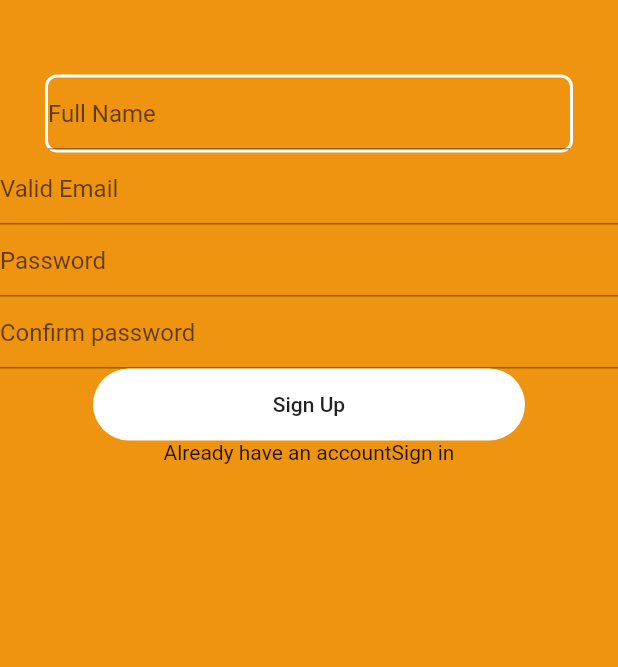
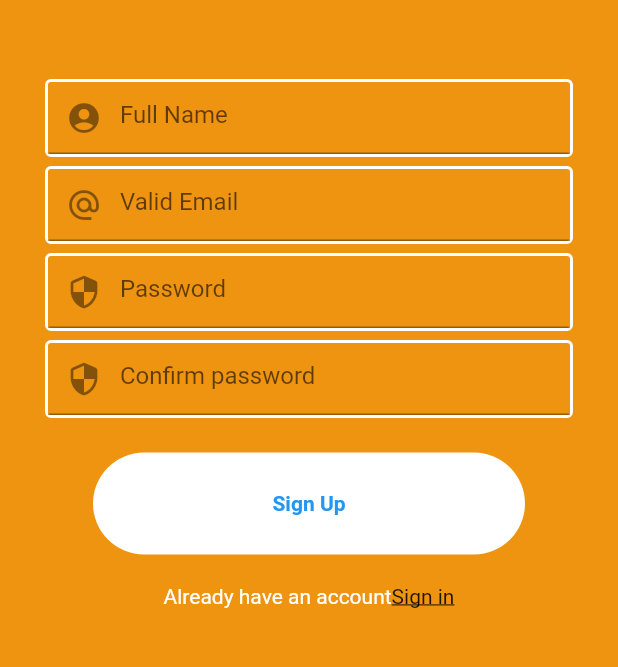
Before and after one commit to iwandepe/Design-UI-Flutter, a Flutter app: the screen it shows after launch, on a phone screen of 412 x 824 dp, the part 164-831 px from its top. Run offline on Flutter 3.47's test engine with Material 2 defaults, Android fonts, the phone set to English and light mode, and no system bars.

```diff
--- /dev/null
+++ b/lib/SignUp/content.dart
@@ -0,0 +1,36 @@
+import 'package:flutter/material.dart';
+
+class Content extends StatelessWidget {
+  final String placeholder;
+  final Icon icon;
+
+  Content(this.placeholder, this.icon);
+
+  @override
+  Widget build(BuildContext context) {
+    return Container(
+      decoration: BoxDecoration(
+        border: Border.all(
+          width: 2,
+          color: Colors.white,
+        ),
+        borderRadius: BorderRadius.all(
+          Radius.circular(4),
+        ),
+        color: Color(0x00000000),
+      ),
+      margin: EdgeInsets.only(
+        left: 30,
+        right: 30,
+        bottom: 3,
+        top: 3,
+      ),
+      child: TextFormField(
+        decoration: InputDecoration(
+          prefixIcon: icon,
+          hintText: placeholder,
+        ),
+      ),
+    );
+  }
+}
--- /dev/null
+++ b/lib/SignUp/controller.dart
@@ -0,0 +1,34 @@
+import 'package:flutter/material.dart';
+
+import './header.dart';
+import './content.dart';
+import './signin.dart';
+import './signup.dart';
+
+class SignUpPage extends StatelessWidget {
+  @override
+  Widget build(BuildContext context) {
+    return Scaffold(
+      backgroundColor: Color(0xFFee9411),
+      body: Center(
+        child: Column(
+          children: <Widget>[
+            Header('Blogging'),
+            Form(
+              child: Column(
+                children: <Widget>[
+                  Content('Full Name', Icon(Icons.account_circle)),
+                  Content('Valid Email', Icon(Icons.alternate_email)),
+                  Content('Password', Icon(Icons.security_rounded)),
+                  Content('Confirm password', Icon(Icons.security_rounded)),
+                ],
+              ),
+            ),
+            SignUpButton(),
+            SignInOption(),
+          ],
+        ),
+      ),
+    );
+  }
+}
--- /dev/null
+++ b/lib/SignUp/header.dart
@@ -0,0 +1,26 @@
+import 'package:flutter/material.dart';
+
+class Header extends StatelessWidget {
+  final String title;
+
+  Header(this.title);
+
+  @override
+  Widget build(BuildContext context) {
+    return Container(
+      decoration: BoxDecoration(
+        border: Border.all(
+          width: 50,
+          color: Color(0x00000000),
+        ),
+      ),
+      child: Text(
+        title,
+        style: TextStyle(
+          fontSize: 50.0,
+          fontWeight: FontWeight.bold,
+        ),
+      ),
+    );
+  }
+}
--- /dev/null
+++ b/lib/SignUp/signin.dart
@@ -0,0 +1,27 @@
+import 'package:flutter/material.dart';
+
+class SignInOption extends StatelessWidget {
+  @override
+  Widget build(BuildContext context) {
+    return Row(
+      mainAxisAlignment: MainAxisAlignment.center,
+      children: <Widget>[
+        Text(
+          'Already have an account',
+          style: TextStyle(
+            color: Colors.white,
+          ),
+        ),
+        InkWell(
+          child: Text(
+            'Sign in',
+            style: TextStyle(
+              decoration: TextDecoration.underline,
+            ),
+          ),
+          onTap: () {},
+        )
+      ],
+    );
+  }
+}
--- /dev/null
+++ b/lib/SignUp/signup.dart
@@ -0,0 +1,35 @@
+import 'package:flutter/material.dart';
+
+class SignUpButton extends StatelessWidget {
+  @override
+  Widget build(BuildContext context) {
+    return Container(
+      decoration: BoxDecoration(
+        borderRadius: BorderRadius.all(
+          Radius.circular(90),
+        ),
+        color: Colors.white,
+      ),
+      padding: EdgeInsets.only(
+        left: 100,
+        right: 100,
+        top: 10,
+        bottom: 10,
+      ),
+      margin: EdgeInsets.only(
+        bottom: 20,
+        top: 20,
+      ),
+      child: FlatButton(
+        onPressed: () {},
+        child: Text(
+          'Sign Up',
+          style: TextStyle(
+            fontWeight: FontWeight.bold,
+            color: Colors.blue,
+          ),
+        ),
+      ),
+    );
+  }
+}
--- a/lib/main.dart
+++ b/lib/main.dart
@@ -1,4 +1,9 @@
 import 'package:flutter/material.dart';
+import 'package:flutter_application_1/Blogs/controller.dart';
+import 'package:flutter_application_1/CreatePost/controller.dart';
+import 'package:flutter_application_1/SignUp/controller.dart';
+
+// import './SignUp/controller.dart';
 
 void main() {
   runApp(MyApp());
@@ -8,111 +13,13 @@ class MyApp extends StatelessWidget {
   @override
   Widget build(BuildContext context) {
     return MaterialApp(
-      title: 'Blogging',
+      title: 'Blogging App',
       theme: ThemeData(
-        primarySwatch: Colors.green,
+        primarySwatch: Colors.blueGrey,
       ),
-      home: MyHomePage(),
-    );
-  }
-}
-
-class MyHomePage extends StatefulWidget {
-  @override
-  _MyHomePageState createState() => _MyHomePageState();
-}
-
-class _MyHomePageState extends State<MyHomePage> {
-  @override
-  Widget build(BuildContext context) {
-    return Scaffold(
-      backgroundColor: Color(0xFFee9411),
-      body: Center(
-        child: Column(
-          children: <Widget>[
-            Container(
-              decoration: BoxDecoration(
-                border: Border.all(
-                  width: 50,
-                  color: Color(0x00000000),
-                ),
-              ),
-              child: Text(
-                'Blogging',
-                style: TextStyle(
-                  fontSize: 50.0,
-                  fontWeight: FontWeight.bold,
-                ),
-              ),
-            ),
-            Form(
-              child: Column(
-                children: <Widget>[
-                  Container(
-                    decoration: BoxDecoration(
-                      border: Border.all(
-                        width: 2,
-                        color: Colors.white,
-                      ),
-                      borderRadius: BorderRadius.all(
-                        Radius.circular(8),
-                      ),
-                      color: Color(0x00000000),
-                    ),
-                    margin: EdgeInsets.only(
-                      left: 30,
-                      right: 30,
-                    ),
-                    child: TextFormField(
-                      decoration: InputDecoration(
-                        hintText: 'Full Name',
-                      ),
-                    ),
-                  ),
-                  TextFormField(
-                    decoration: InputDecoration(
-                      hintText: 'Valid Email',
-                    ),
-                  ),
-                  TextFormField(
-                    decoration: InputDecoration(
-                      hintText: 'Password',
-                    ),
-                  ),
-                  TextFormField(
-                    decoration: InputDecoration(
-                      hintText: 'Confirm password',
-                    ),
-                  ),
-                ],
-              ),
-            ),
-            Container(
-              decoration: BoxDecoration(
-                borderRadius: BorderRadius.all(
-                  Radius.circular(90),
-                ),
-                color: Colors.white,
-              ),
-              padding: EdgeInsets.only(left: 100, right:100),
-              child: FlatButton(
-                onPressed: () {},
-                child: Text('Sign Up'),
-              ),
-            ),
-            Row(
-              mainAxisAlignment: MainAxisAlignment.center,
-              children: <Widget>[
-                Text('Already have an account'),
-                InkWell(
-                  child: Text('Sign in'),
-                  onTap: () {},
-                )
-              ],
-            ),
-          ],
-        ),
-      ),
+      home: SignUpPage(),
+      // home: CreatePostPage(),
+      // home: YourBlogsPage(),
     );
   }
 }
```
Also changed, not shown: lib/Blogs/content.dart (added, +45 -0 lines), lib/Blogs/controller.dart (added, +35 -0 lines), lib/CreatePost/controller.dart (added, +24 -0 lines), lib/CreatePost/description.dart (added, +35 -0 lines), lib/CreatePost/publish.dart (added, +32 -0 lines), lib/CreatePost/title.dart (added, +33 -0 lines), lib/appbar.dart (added, +21 -0 lines).
